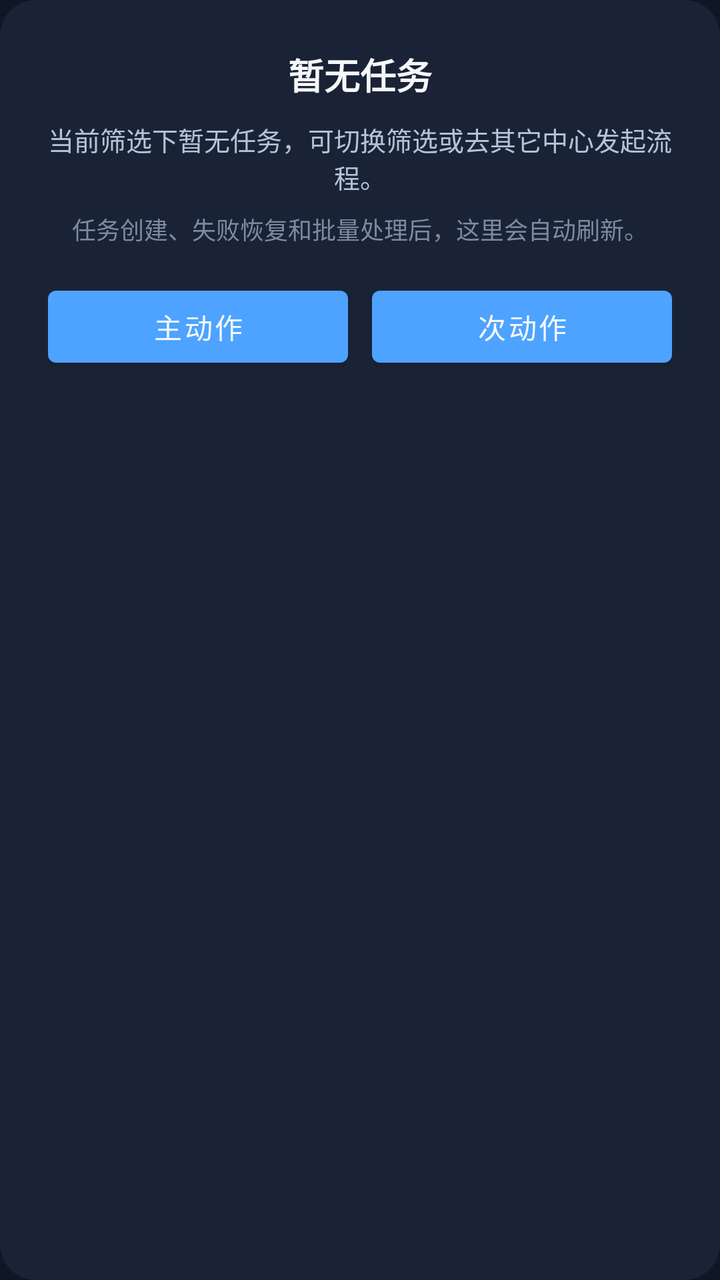
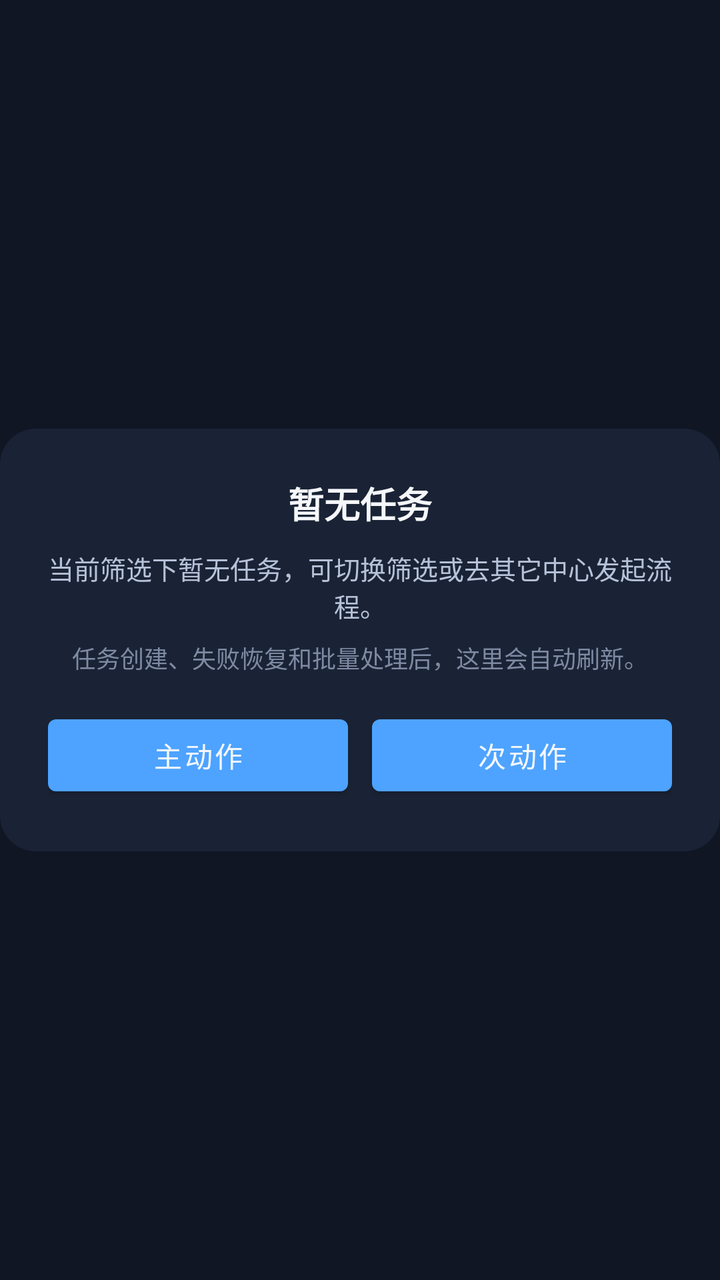

Compare the two renders of this Android layout. The source of the first and the diff that turns it into the second are given below.
<!-- AndroidManifest.xml: another module's application theme Theme.CarAppStore -->
<!-- res/layout/view_task_center_empty_panel.xml -->
<?xml version="1.0" encoding="utf-8"?>
<LinearLayout xmlns:android="http://schemas.android.com/apk/res/android"
    android:layout_width="match_parent"
    android:layout_height="wrap_content"
    android:layout_marginTop="16dp"
    android:background="@drawable/bg_panel"
    android:gravity="center_horizontal"
    android:orientation="vertical"
    android:padding="24dp">

    <TextView
        android:id="@+id/tvEmptyTitle"
        android:layout_width="wrap_content"
        android:layout_height="wrap_content"
        android:text="@string/ui_empty_tasks"
        android:textColor="@color/car_text_primary"
        android:textSize="18sp"
        android:textStyle="bold" />

    <TextView
        android:id="@+id/tvEmptyDesc"
        android:layout_width="wrap_content"
        android:layout_height="wrap_content"
        android:layout_marginTop="10dp"
        android:gravity="center"
        android:text="@string/ui_task_empty_hint"
        android:textColor="@color/car_text_secondary"
        android:textSize="13sp" />

    <TextView
        android:id="@+id/tvEmptyHint"
        android:layout_width="wrap_content"
        android:layout_height="wrap_content"
        android:layout_marginTop="8dp"
        android:gravity="center"
        android:text="@string/ui_task_empty_refresh_hint"
        android:textColor="@color/car_text_hint"
        android:textSize="12sp" />

    <LinearLayout
        android:id="@+id/layoutEmptyActions"
        android:layout_width="match_parent"
        android:layout_height="wrap_content"
        android:layout_marginTop="16dp"
        android:gravity="center"
        android:orientation="horizontal">

        <Button
            android:id="@+id/btnEmptyPrimary"
            android:layout_width="0dp"
            android:layout_height="wrap_content"
            android:layout_marginEnd="6dp"
            android:layout_weight="1"
            android:text="@string/ui_primary_action" />

        <Button
            android:id="@+id/btnEmptySecondary"
            android:layout_width="0dp"
            android:layout_height="wrap_content"
            android:layout_marginStart="6dp"
            android:layout_weight="1"
            android:text="@string/ui_secondary_action" />
    </LinearLayout>

</LinearLayout>
<!-- resources referenced by this layout -->
<resources>
  <color name="car_text_hint">#7E8AA3</color>
  <color name="car_text_primary">#F5F7FA</color>
  <color name="car_text_secondary">#B6C2D9</color>
  <!-- drawable bg_panel (drawable) -->
  <shape xmlns:android="http://schemas.android.com/apk/res/android">
      <solid android:color="@color/car_surface" />
      <corners android:radius="18dp" />
  </shape>
  <string name="ui_empty_tasks">暂无任务</string>
  <string name="ui_primary_action">主动作</string>
  <string name="ui_secondary_action">次动作</string>
  <string name="ui_task_empty_hint">当前筛选下暂无任务，可切换筛选或去其它中心发起流程。</string>
  <string name="ui_task_empty_refresh_hint">任务创建、失败恢复和批量处理后，这里会自动刷新。</string>
  <style name="Theme.CarAppStore" parent="Theme.MaterialComponents.DayNight.NoActionBar">
          <item name="colorPrimary">@color/car_primary</item>
          <item name="colorPrimaryVariant">@color/car_primary_dark</item>
          <item name="colorOnPrimary">@color/car_text_primary</item>
          <item name="colorSecondary">@color/car_accent</item>
          <item name="colorSecondaryVariant">@color/teal_700</item>
          <item name="colorOnSecondary">@color/car_bg</item>
          <item name="android:statusBarColor" tools:targetApi="l">@color/car_bg</item>
          <item name="android:navigationBarColor" tools:targetApi="l">@color/car_bg</item>
          <item name="android:windowBackground">@color/car_bg</item>
      </style>
  <color name="car_surface">#1A2335</color>
  <color name="car_primary">#4DA3FF</color>
  <color name="car_primary_dark">#2E7DE0</color>
  <color name="car_accent">#5DE1B9</color>
  <color name="teal_700">#FF018786</color>
  <color name="car_bg">#101623</color>
</resources>

<!-- the commit's change to res/layout/view_task_center_empty_panel.xml (unified diff, before → after) -->
@@ -1,12 +1,21 @@
 <?xml version="1.0" encoding="utf-8"?>
-<LinearLayout xmlns:android="http://schemas.android.com/apk/res/android"
+<androidx.constraintlayout.widget.ConstraintLayout xmlns:android="http://schemas.android.com/apk/res/android"
+    xmlns:app="http://schemas.android.com/apk/res-auto"
     android:layout_width="match_parent"
     android:layout_height="wrap_content"
-    android:layout_marginTop="16dp"
-    android:background="@drawable/bg_panel"
-    android:gravity="center_horizontal"
-    android:orientation="vertical"
-    android:padding="24dp">
+    android:layout_marginTop="16dp">
+
+    <LinearLayout
+        android:layout_width="0dp"
+        android:layout_height="wrap_content"
+        android:background="@drawable/bg_panel"
+        android:gravity="center_horizontal"
+        android:orientation="vertical"
+        android:padding="24dp"
+        app:layout_constraintBottom_toBottomOf="parent"
+        app:layout_constraintEnd_toEndOf="parent"
+        app:layout_constraintStart_toStartOf="parent"
+        app:layout_constraintTop_toTopOf="parent">
 
     <TextView
         android:id="@+id/tvEmptyTitle"
@@ -62,4 +71,6 @@
             android:text="@string/ui_secondary_action" />
     </LinearLayout>
 
-</LinearLayout>
+    </LinearLayout>
+
+</androidx.constraintlayout.widget.ConstraintLayout>
